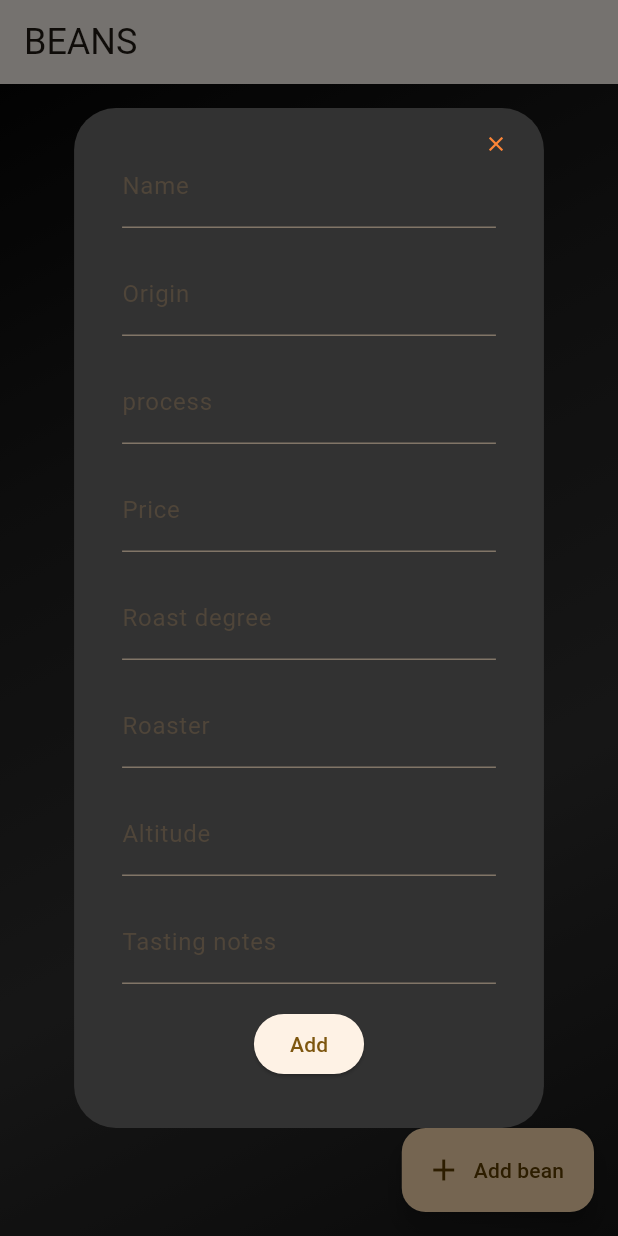
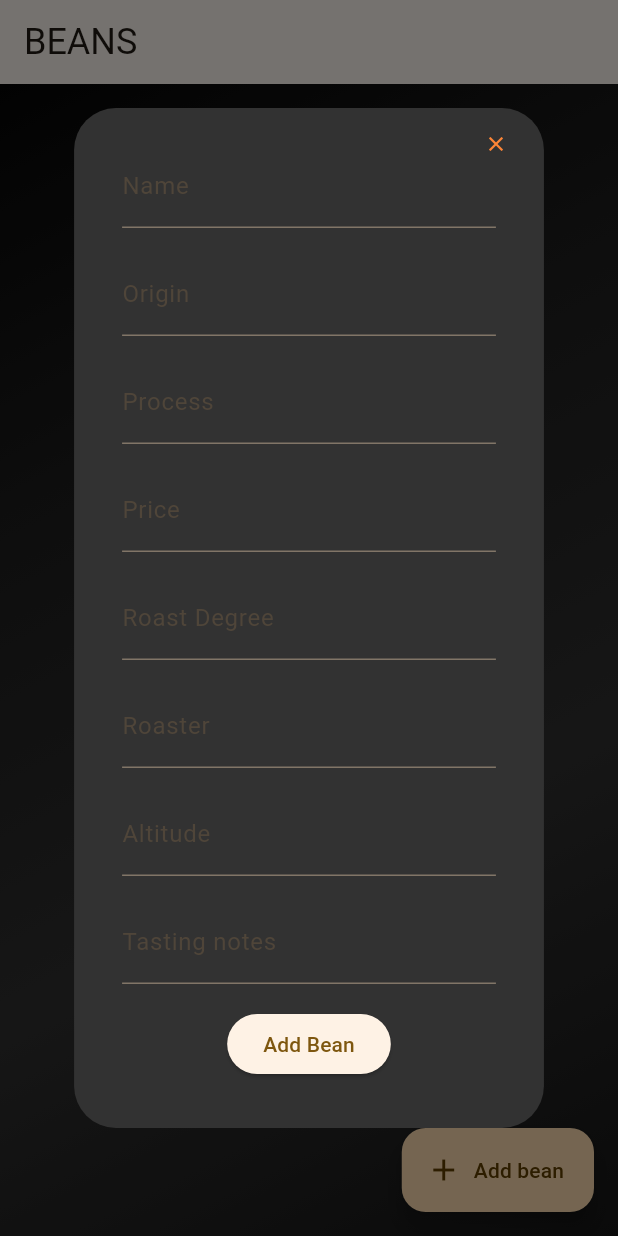
Before and after one commit to Tatok-n/beanBoi-frontend, a Flutter app: the screen it shows after launch, after a tap on "Add bean", on a phone screen of 412 x 824 dp. Run offline on Flutter 3.47's test engine with Material 3 defaults, Android fonts, the phone set to English and light mode, and no system bars; our stand-ins replace simple_animations, supercharged; network calls fail.

Commit message:
Made beanAddDialog mode modular :D

```diff
--- a/beanboi_frontend/lib/widgets/beanDisplay.dart
+++ b/beanboi_frontend/lib/widgets/beanDisplay.dart
@@ -15,6 +15,16 @@ class _BeansState extends State<BeansDisplay> {
   String user = "user0";
   List<Map> beans = [];
   late Map<String, dynamic> beanToAdd = new Map();
+  Map<String, String> addInitialValue = {
+    "name": "",
+    "origin": "",
+    "process": "",
+    "price": "",
+    "roastDegree": "",
+    "roaster": "",
+    "altitude": "",
+    "tastingNotes": ""
+  };
   bool isLoading = true;
   Userprefs prefs = Userprefs();
 
@@ -41,7 +51,7 @@ class _BeansState extends State<BeansDisplay> {
 
   Future<void> saveBeans() async {
     try {
-      await beanCaller.saveBean(beanToAdd, user);
+      await beanCaller.saveBean(beanToAdd, user, );
     } catch (e) {
       print("Error adding beans: $e");
     }
@@ -60,150 +70,7 @@ class _BeansState extends State<BeansDisplay> {
               beanToAdd = {};
               await showDialog<void>(
                 context: context,
-                builder: (context) => AlertDialog(
-                  backgroundColor: prefs.black3,
-                  content: Stack(
-                    clipBehavior: Clip.none,
-                    children: <Widget>[
-                      Positioned(
-                        right: 0,
-                        top: 0,
-                        child: InkResponse(
-                          onTap: () {
-                            Navigator.of(context).pop();
-                          },
-                          child:Icon(Icons.close, color: prefs.accent2, size: 16,),
-
-                        ),
-                      ),
-                      Form(
-                        key: _formKey,
-                        child: Column(
-                          mainAxisSize: MainAxisSize.min,
-                          children: <Widget>[
-                            Padding(
-                              padding: const EdgeInsets.all(8),
-                              child: TextFormField(
-                                decoration: const InputDecoration(
-                                    hintText: 'Enter Bean name',
-                                    labelText: 'Name'),
-                                onSaved: (newValue) =>
-                                    beanToAdd["name"] = newValue,
-                              ),
-                            ),
-                                                        Padding(
-                              padding: const EdgeInsets.all(8),
-                              child: TextFormField(
-                                decoration: const InputDecoration(
-                                    hintText: 'Enter Bean Origin',
-                                    labelText: 'Origin'),
-                                onSaved: (newValue) =>
-                                    beanToAdd["origin"] = newValue,
-                              ),
-                            ),
-                                                        Padding(
-                              padding: const EdgeInsets.all(8),
-                              child: TextFormField(
-                                decoration: const InputDecoration(
-                                    hintText: 'Enter the process used',
-                                    labelText: 'process'),
-                                onSaved: (newValue) =>
-                                    beanToAdd["process"] = newValue,
-                              ),
-                            ),
-                            Padding(
-                              padding: const EdgeInsets.all(8),
-                              child: TextFormField(
-                                decoration: const InputDecoration(
-                                    hintText: 'Enter Bean price/100g',
-                                    labelText: 'Price'),
-                                validator: (value) {
-                                  return (value != null &&
-                                          RegExp(r'^[0-9]+(\.[0-9]+)?$')
-                                              .hasMatch(value))
-                                      ? null
-                                      : 'Only decimal numbers are allowed.';
-                                },
-                                onSaved: (value) => beanToAdd["price"] =
-                                    double.tryParse(value ?? '') ?? 0.0,
-                              ),
-                            ),
-                            Padding(
-                              padding: const EdgeInsets.all(8),
-                              child: TextFormField(
-                                decoration: const InputDecoration(
-                                    hintText: 'Enter roast degree',
-                                    labelText: 'Roast degree'),
-                                validator: (value) {
-                                  return (value != null &&
-                                          RegExp(r'^[0-9]+$').hasMatch(value))
-                                      ? null
-                                      : 'Only whole numbers are allowed.';
-                                },
-                                onSaved: (newValue) =>
-                                    beanToAdd["roastDegree"] =
-                                        int.tryParse(newValue ?? ''),
-                              ),
-                            ),
-                            Padding(
-                              padding: const EdgeInsets.all(8),
-                              child: TextFormField(
-                                decoration: const InputDecoration(
-                                    hintText: 'Enter name of Roaster',
-                                    labelText: 'Roaster'),
-                                onSaved: (newValue) =>
-                                    beanToAdd["roaster"] = newValue,
-                              ),
-                            ),
-                            Padding(
-                              padding: const EdgeInsets.all(8),
-                              child: TextFormField(
-                                decoration: const InputDecoration(
-                                    hintText: 'Enter altitude of cultivation',
-                                    labelText: 'Altitude'),
-                                validator: (value) {
-                                  return (value != null &&
-                                          RegExp(r'^[0-9]+$').hasMatch(value))
-                                      ? null
-                                      : 'Only whole numbers are allowed.';
-                                },
-                                onSaved: (newValue) => beanToAdd["altitude"] =
-                                    int.tryParse(newValue ?? ''),
-                              ),
-                            ),
-                            Padding(
-                              padding: const EdgeInsets.all(8),
-                              child: TextFormField(
-                                decoration: const InputDecoration(
-                                    hintText:
-                                        'What does the coffee taste like...',
-                                    labelText: 'Tasting notes'),
-                                onSaved: (newValue) =>
-                                    beanToAdd["tastingNotes"] = newValue,
-                              ),
-                            ),
-                            Padding(
-                              padding: const EdgeInsets.all(8),
-                              child: ElevatedButton(
-                                child: const Text('Add'),
-                                onPressed: () {
-                                  if (_formKey.currentState!.validate()) {
-                                    _formKey.currentState!.save();
-                                    Navigator.of(context).pop();
-                                    print("Saved value: $beanToAdd");
-                                    saveBeans().then((_) {
-                                      setState(() {});
-                                    });
-                                  }
-                                },
-                              ),
-                            )
-                          ],
-                        ),
-                      ),
-                    ],
-                  ),
-                ),
+                builder: (BuildContext context) => addBeanDialog(context, addInitialValue,"Add Bean"),
               );
             },
             label: Text('Add bean'),
@@ -232,4 +99,103 @@ class _BeansState extends State<BeansDisplay> {
       ],
     );
   }
+
+  Widget addBeanDialog(context, Map<String, String> initialValues, String buttonText) => AlertDialog(
+      backgroundColor: prefs.black3,
+      content: Stack(
+        clipBehavior: Clip.none,
+        children: <Widget>[
+          Positioned(
+            right: 0,
+            top: 0,
+            child: InkResponse(
+              onTap: () {
+                Navigator.of(context).pop();
+              },
+              child:Icon(Icons.close, color: prefs.accent2, size: 16,),
+
+            ),
+          ),
+          Form(
+            key: _formKey,
+            child: Column(
+              mainAxisSize: MainAxisSize.min,
+              children: <Widget>[
+                GetFormField(initialValues, beanToAdd, "name", "Enter bean name", "Name"),
+                GetFormField(initialValues, beanToAdd, "origin", "Enter bean Origin", "Origin"),
+                GetFormField(initialValues, beanToAdd, "process", "Enter the process used", "Process"),
+                GetFormFieldWithValidator(initialValues, beanToAdd, "price", "Enter Bean price/100g", "Price", decimalValidator, (value) => beanToAdd["price"] = double.tryParse(value ?? '') ?? 0.0),
+                GetFormFieldWithValidator(initialValues, beanToAdd, "roastDegree", "Enter roast Degree", "Roast Degree", intValidator,  (newValue) =>beanToAdd["roastDegree"] = int.tryParse(newValue ?? '')),
+                GetFormField(initialValues, beanToAdd, "roaster", "Enter Roaster", "Roaster"),
+                GetFormFieldWithValidator(initialValues, beanToAdd, "altitude", "Enter altitude of cultivation", "Altitude", intValidator,  (newValue) =>beanToAdd["altitude"] = int.tryParse(newValue ?? '')),
+                GetFormField(initialValues, beanToAdd, "tastingNotes", 'What does the coffee taste like...', "Tasting notes"),
+                Padding(
+                  padding: const EdgeInsets.all(8),
+                  child: ElevatedButton(
+                    child: Text(buttonText),
+                    onPressed: () {
+                      if (_formKey.currentState!.validate()) {
+                        _formKey.currentState!.save();
+                        Navigator.of(context).pop();
+                        saveBeans().then((_) {
+                          setState(() {});
+                        });
+                      }
+                    },
+                  ),
+                )
+              ],
+            ),
+          ),
+        ],
+      ),
+    );
+
+  String? intValidator(value) {
+                      return (value != null &&
+                              RegExp(r'^[0-9]+$').hasMatch(value))
+                          ? null
+                          : 'Only whole numbers are allowed.';
+                    }
+
+  String? decimalValidator(value) {
+                      return (value != null &&
+                              RegExp(r'^[0-9]+(\.[0-9]+)?$')
+                                  .hasMatch(value))
+                          ? null
+                          : 'Only decimal numbers are allowed.';
+                    }
+
+
+
+  Padding GetFormField(Map<String, String> initialValues, Map<String, dynamic> mapToUpdate, String keyToEdit, String hintText, String labelText) {
+    return Padding(
+                padding: const EdgeInsets.all(8),
+                child: TextFormField(
+                  initialValue: initialValues[keyToEdit],
+                  decoration: InputDecoration(
+                      hintText: hintText,
+                      labelText: labelText),
+                  onSaved: (newValue) =>
+                      mapToUpdate[keyToEdit] = newValue,
+                ),
+              );
+
+
+  }
+
+  Padding GetFormFieldWithValidator(Map<String, String> initialValues, Map<String, dynamic> mapToUpdate, String keyToEdit, String hintText, String labelText, FormFieldValidator<String>? validator, FormFieldSetter<String>? onSaved) {
+    return Padding(
+
+                padding: const EdgeInsets.all(8),
+                child: TextFormField(
+                  validator : validator,
+                  initialValue: initialValues[keyToEdit],
+                  decoration: InputDecoration(
+                      hintText: hintText,
+                      labelText: labelText),
+                  onSaved: onSaved,
+                ),
+              );
 }
+}
```
